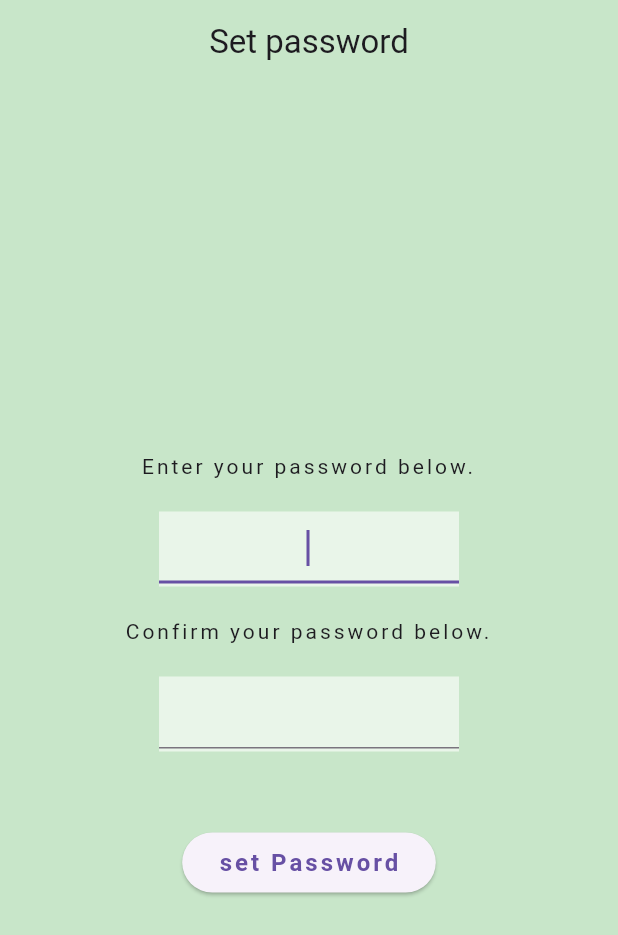
After one commit to Peternyaga/tszingira, a Flutter app: the screen it shows after launch, on a phone screen of 412 x 824 dp. The commit adds this screen. Shown: the top 935 px of the screen. Run offline on Flutter 3.47's test engine with Material 3 defaults, Android fonts, the phone set to English and light mode, and no system bars; our stand-ins replace fluttertoast, image_picker, shared_preferences.

Commit message:
completed confirm_otp, create_password and login modules

```diff
--- a/lib/account activation.dart
+++ b/lib/account activation.dart
@@ -30,7 +30,7 @@ class Activation extends StatelessWidget {
           );
 
       if (response.statusCode == 200) {
-        print('Post created successfully!');
+        toast('Post created successfully!');
         return response.statusCode.toString();
       } else {
         // print('failed to make request: ${response.body}');
@@ -120,10 +120,10 @@ class Activation extends StatelessWidget {
             ),
             ElevatedButton(
               onPressed: () async {
+                tscNo = tscNoController.text;
                 BuildContext currentContext = context;
                 String response =  await activate(tscNoController.text, idNo.text);
                 if(response=="200"){
-                  tscNo = tscNoController.text;
                   // prefs = await SharedPreferences.getInstance();
                   // prefs.setString("tsc_no", tscNo.text);
                   // prefs.setString("id_no", idNo.text);
--- /dev/null
+++ b/lib/set password/create_password.dart
@@ -0,0 +1,19 @@
+import 'package:flutter/material.dart';
+import 'package:testproject/set%20password/set_password_body.dart';
+
+class SetPassword extends StatelessWidget {
+  const SetPassword({super.key});
+
+  @override
+  Widget build(BuildContext context) {
+    return Scaffold(
+      backgroundColor: Colors.green[100],
+      appBar: AppBar(
+        backgroundColor: Colors.green[100],
+        centerTitle: true,
+        title: const Text("Set password"),
+      ),
+      body:  const SetPasswordBody(),
+    );
+  }
+}
--- /dev/null
+++ b/lib/set password/set_password_body.dart
@@ -0,0 +1,162 @@
+import 'dart:convert';
+import 'package:http/http.dart' as http;
+import 'package:flutter/material.dart';
+import 'package:testproject/login/Login.dart';
+import '../constants.dart';
+
+class SetPasswordBody extends StatefulWidget {
+  const SetPasswordBody({super.key});
+
+  @override
+  State<SetPasswordBody> createState() => _State();
+}
+
+class _State extends State<SetPasswordBody> {
+  FocusNode passwordFocusNode = FocusNode();
+  FocusNode confirmFocusNode = FocusNode();
+  TextEditingController password = TextEditingController();
+  TextEditingController confirmPassword = TextEditingController();
+  bool isLoading = false;
+
+  void navigator(dynamic destination) {
+    Navigator.pop(context);
+    Navigator.push(
+      context,
+      MaterialPageRoute(builder: (context) => destination),
+    );
+  }
+
+  Future<String> setPassword(String password, String tscNo) async {
+    Map<String, String> data = {
+      'password':password,
+      'tsc_no':tscNo
+    };
+
+    try{
+      var response = await http.post(
+          Uri.parse(setPasswordURL),
+          headers:<String, String>{
+            'Content-Type': 'application/json; charset=UTF-8',
+          },
+          body:jsonEncode(data)
+      );
+      setState(() {
+        isLoading = false;
+      });
+      print(response.body);
+      return response.body;
+    }catch(e){
+      return e.toString();
+    }
+  }
+  @override
+  Widget build(BuildContext context) {
+    passwordFocusNode.requestFocus();
+    return Center(
+      child: Column(
+        mainAxisAlignment: MainAxisAlignment.center,
+        children: <Widget>[
+          Column(
+            children: [
+              const Padding(
+                padding: EdgeInsets.all(20.0),
+                child: Text(
+                  "Enter your password below.",
+                  textAlign: TextAlign.center,
+                  style: TextStyle(
+                    fontWeight: FontWeight.normal,
+                    letterSpacing: 2,
+                  ),
+                ),
+              ),
+              SizedBox(
+                width: 200.0, // Set width as desired
+                height: 50.0, // Set height as desired
+                child: Container(
+                  color: Colors.white60,
+                  child: Focus(
+                    child: TextField(
+                      focusNode: passwordFocusNode,
+                      controller: password,
+                      textAlign: TextAlign.center,
+                    ),
+                  ),
+                ),
+              ),
+              const Padding(
+                padding: EdgeInsets.all(20.0),
+                child: Text(
+                  "Confirm your password below.",
+                  textAlign: TextAlign.center,
+                  style: TextStyle(
+                    fontWeight: FontWeight.normal,
+                    letterSpacing: 2,
+                  ),
+                ),
+              ),
+              SizedBox(
+                width: 200.0, // Set width as desired
+                height: 50.0, // Set height as desired
+                child: Container(
+                  color: Colors.white60,
+                  child: Focus(
+                    child: TextField(
+                      focusNode: confirmFocusNode,
+                      controller: confirmPassword,
+                      textAlign: TextAlign.center,
+                    ),
+                  ),
+                ),
+              )
+            ],
+          ),
+          const SizedBox(
+            height: 50.0,
+          ),
+          ElevatedButton(
+            onPressed:
+            isLoading ? null
+                :() async {
+              setState(() {
+                isLoading = true;
+              });
+              if(password.text.isNotEmpty){
+                if(password.text==confirmPassword.text){
+
+                }else{
+                  toast("Your passwords do not match!");
+                  confirmFocusNode.requestFocus();
+                  confirmPassword.clear();
+                }
+              }else{
+                toast("password cannot be empty!");
+              }
+              String response = await setPassword(password.text, tscNo);
+              if(response=="1"){
+                toast("success");
+                navigator(const Login());
+              }else if(response=="101"){
+                toast("Incorrect OTP");
+              }else if(response=="102"){
+                toast("Invalid OTP");
+              }else{
+                toast("An error occurred. Please try again");
+              }
+            },
+            child:
+            isLoading
+                ? const CircularProgressIndicator()
+                : const Text(
+              "set Password",
+              style: TextStyle(
+                fontSize: 16,
+                fontWeight: FontWeight.bold,
+                letterSpacing: 2,
+              ),
+            ),
+          ),
+        ],
+      ),
+    );
+  }
+}
```
Also changed, not shown: lib/confirm_otp.dart (+3 -84 lines), lib/confirm_otp_body.dart (added, +136 -0 lines), lib/constants.dart (+37 -2 lines), lib/login/Login.dart (added, +25 -0 lines), lib/login/login_body.dart (added, +136 -0 lines), lib/main.dart (+3 -4 lines).
